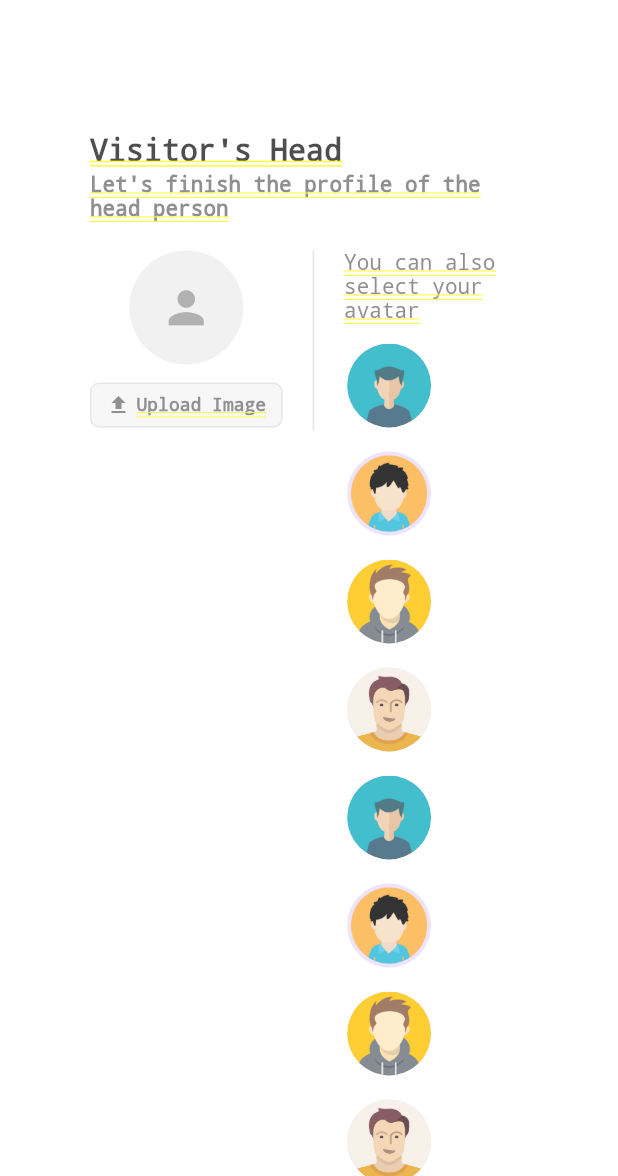
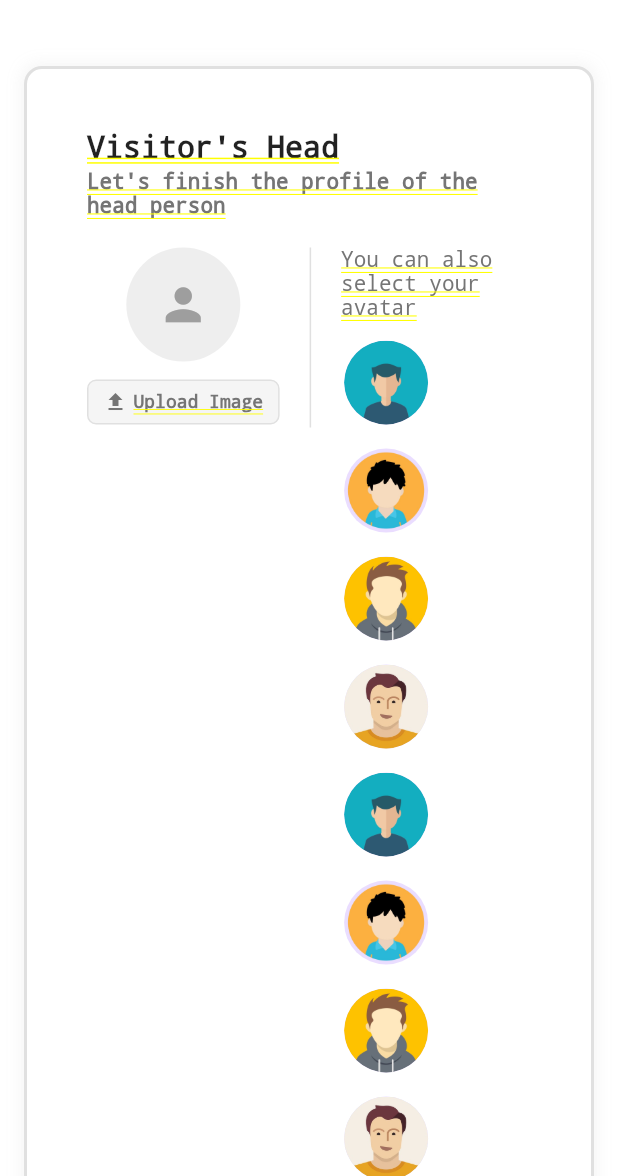
Before and after one commit to vipulpaliwal/personal_synctrackr, a Flutter app: the VisitorHeadAddPerson screen opened by its route, on a phone screen of 412 x 824 dp, the part 60-1236 px from its top. Run offline on Flutter 3.47's test engine with Material 3 defaults, Android fonts, the phone set to English and light mode, and no system bars; our stand-ins replace camera, dotted_border, dotted_line, file_picker, fl_chart, flutter_secure_storage and 8 more; missing offline and left inert: desktop_drop; accounts and stored records are empty; network calls fail.

Commit message:
admin screen and visitor head add screen completed

```diff
--- a/lib/admin/screens/visitor_head_add_person.dart
+++ b/lib/admin/screens/visitor_head_add_person.dart
@@ -1,20 +1,18 @@
-import 'dart:io';
 import 'package:flutter/foundation.dart';
 import 'package:flutter/material.dart';
 import 'package:get/get.dart';
+import 'package:synctrackr/admin/controllers/visitor_head_add_person_controller.dart';
 import 'package:synctrackr/admin/controllers/main_controller.dart';
-import 'package:synctrackr/admin/controllers/visitor_head_add_person_controller.dart';
+import 'dart:io';
+
 import 'package:synctrackr/admin/utils/colors.dart';
 import 'package:synctrackr/admin/widgets/common_header.dart';
 
+// Main Widget
 class VisitorHeadAddPerson extends StatelessWidget {
-  const VisitorHeadAddPerson({super.key});
+  final VisitorController controller = Get.put(VisitorController());
 
-  @override
-  Widget build(BuildContext context) {
-    final VisitorController controller = Get.put(VisitorController());
-    final MainController mainController = Get.find<MainController>();
-
+  // Avatar colors - representing different avatar options
   final List<String> avatarImagePaths = [
     "assets/images/adminImages/avatar1.png",
     "assets/images/adminImages/avatar2.png",
@@ -30,6 +28,12 @@ class VisitorHeadAddPerson extends StatelessWidget {
     "assets/images/adminImages/avatar4.png"
   ];
 
+  VisitorHeadAddPerson({super.key});
+
+  @override
+  Widget build(BuildContext context) {
+    final MainController mainController = Get.find<MainController>();
+
     return Obx(() {
       final isDarkMode = mainController.isDarkMode.value;
 
@@ -40,24 +44,34 @@ class VisitorHeadAddPerson extends StatelessWidget {
             children: [
               const CommonHeader(title: "Add Person"),
               const SizedBox(height: 10),
-              Opacity(
-                opacity: 0.8,
-                child: Container(
+              Container(
                 margin: const EdgeInsets.all(16),
                 padding: const EdgeInsets.all(40),
                 decoration: BoxDecoration(
-                    color: isDarkMode ? Colors.black.withOpacity(0.7) : Colors.white,
+                  color: isDarkMode ? adminAppColors.darkCard : Colors.white,
                   borderRadius: BorderRadius.circular(12),
                   border: Border.all(
-                      color: Colors.white,
-                      width: 4,
+                    color: isDarkMode
+                        ? adminAppColors.secondary
+                        : Colors.grey[300]!,
+                    width: 2,
                   ),
+                  boxShadow: [
+                    BoxShadow(
+                      color: isDarkMode
+                          ? Colors.black.withOpacity(0.3)
+                          : Colors.grey.withOpacity(0.1),
+                      spreadRadius: 2,
+                      blurRadius: 8,
+                    ),
+                  ],
                 ),
                 child: Form(
                   key: controller.formKey,
                   child: Column(
                     crossAxisAlignment: CrossAxisAlignment.start,
                     children: [
+                      // Header
                       Text(
                         "Visitor's Head",
                         style: TextStyle(
@@ -79,11 +93,15 @@ class VisitorHeadAddPerson extends StatelessWidget {
                         ),
                       ),
                       const SizedBox(height: 20),
+
+                      // Avatar Selection Row
                       Row(
                         crossAxisAlignment: CrossAxisAlignment.start,
                         children: [
+                          // Left side - Selected Avatar and Upload option
                           Column(
                             children: [
+                              // Selected Avatar Circle
                               Obx(() {
                                 final image = controller.customImage.value;
                                 if (image != null) {
@@ -91,6 +109,7 @@ class VisitorHeadAddPerson extends StatelessWidget {
                                       ? NetworkImage(image.path)
                                       : FileImage(File(image.path))
                                           as ImageProvider;
+
                                   return Container(
                                     width: 80,
                                     height: 80,
@@ -107,11 +126,14 @@ class VisitorHeadAddPerson extends StatelessWidget {
                                       backgroundImage: provider,
                                     ),
                                   );
-                                  } else if (controller.selectedAvatarIndex.value != -1) {
+                                } else if (controller
+                                        .selectedAvatarIndex.value !=
+                                    -1) {
                                   return CircleAvatar(
                                     radius: 40,
                                     backgroundImage: AssetImage(
-                                        avatarImagePaths[controller.selectedAvatarIndex.value],
+                                      avatarImagePaths[
+                                          controller.selectedAvatarIndex.value],
                                     ),
                                   );
                                 } else {
@@ -128,7 +150,10 @@ class VisitorHeadAddPerson extends StatelessWidget {
                                   );
                                 }
                               }),
+
                               const SizedBox(height: 12),
+
+                              // Upload Image Button
                               GestureDetector(
                                 onTap: () => controller.pickImage(),
                                 child: Container(
@@ -169,7 +194,10 @@ class VisitorHeadAddPerson extends StatelessWidget {
                               ),
                             ],
                           ),
+
                           const SizedBox(width: 20),
+
+                          // Vertical divider line
                           Container(
                             width: 1,
                             height: 120,
@@ -177,7 +205,10 @@ class VisitorHeadAddPerson extends StatelessWidget {
                                 ? adminAppColors.darkBorder
                                 : Colors.grey[300]!,
                           ),
+
                           const SizedBox(width: 20),
+
+                          // Right side - Avatar options and text
                           Expanded(
                             child: Column(
                               crossAxisAlignment: CrossAxisAlignment.start,
@@ -198,34 +229,48 @@ class VisitorHeadAddPerson extends StatelessWidget {
                                     const double avatarSize = 60;
                                     const double spacing = 12;
                                     final int itemsPerRow =
-                                          (constraints.maxWidth / (avatarSize + spacing)).floor();
-                                      final double maxWrapWidth = itemsPerRow * (avatarSize + spacing);
+                                        (constraints.maxWidth /
+                                                (avatarSize + spacing))
+                                            .floor();
+                                    final double maxWrapWidth =
+                                        itemsPerRow * (avatarSize + spacing);
+
                                     return SizedBox(
                                       width: maxWrapWidth,
                                       child: Wrap(
                                         spacing: spacing,
                                         runSpacing: spacing,
-                                          children: List.generate(avatarImagePaths.length, (index) {
+                                        children: List.generate(
+                                            avatarImagePaths.length, (index) {
                                           return Obx(() => GestureDetector(
-                                                  onTap: () => controller.selectAvatar(index),
+                                                onTap: () => controller
+                                                    .selectAvatar(index),
                                                 child: Container(
                                                     width: avatarSize,
                                                     height: avatarSize,
                                                     decoration: BoxDecoration(
                                                       shape: BoxShape.circle,
                                                       border: Border.all(
-                                                          color: controller.selectedAvatarIndex.value == index
+                                                        color: controller
+                                                                    .selectedAvatarIndex
+                                                                    .value ==
+                                                                index
                                                             ? (isDarkMode
-                                                                  ? adminAppColors.darkSecondary
-                                                                  : adminAppColors.primary)
-                                                              : Colors.transparent,
+                                                                ? adminAppColors
+                                                                    .darkSecondary
+                                                                : adminAppColors
+                                                                    .primary)
+                                                            : Colors
+                                                                .transparent,
                                                         width: 2,
                                                       ),
                                                     ),
                                                     child: CircleAvatar(
                                                       radius: 30,
                                                       backgroundImage:
-                                                            AssetImage(avatarImagePaths[index]),
+                                                          AssetImage(
+                                                              avatarImagePaths[
+                                                                  index]),
                                                     )),
                                               ));
                                         }),
@@ -238,7 +283,10 @@ class VisitorHeadAddPerson extends StatelessWidget {
                           ),
                         ],
                       ),
+
                       const SizedBox(height: 25),
+
+                      // Form Fields
                       _buildTextFormField(
                         controller: controller.nameController,
                         label: "Full Name",
@@ -295,18 +343,6 @@ class VisitorHeadAddPerson extends StatelessWidget {
                       ),
                       const SizedBox(height: 16),
                       _buildTextFormField(
-                          controller: controller.staffRoleController,
-                          label: "Staff Role",
-                          isDarkMode: isDarkMode,
-                          validator: (value) {
-                            if (value == null || value.isEmpty) {
-                              return 'Please enter a staff role';
-                            }
-                            return null;
-                          },
-                        ),
-                        const SizedBox(height: 16),
-                        _buildTextFormField(
                         controller: controller.deptController,
                         label: "Department",
                         isDarkMode: isDarkMode,
@@ -340,53 +376,67 @@ class VisitorHeadAddPerson extends StatelessWidget {
                               : Colors.black87,
                         ),
                       ),
-                        const SizedBox(height: 8),
+                      // Obx(() => Row(
+                      //       children: [
+                      //         Radio<String>(
+                      //           title: const Text('Staff'),
+                      //           value: 'staff',
+                      //           groupValue: controller.role.value,
+                      //           onChanged: (value) {
+                      //             if (value != null) {
+                      //               controller.role.value = value;
+                      //             }
+                      //           },
+                      //         ),
+                      //         RadioListTile<String>(
+                      //           title: const Text('Admin'),
+                      //           value: 'admin',
+                      //           groupValue: controller.role.value,
+                      //           onChanged: (value) {
+                      //             if (value != null) {
+                      //               controller.role.value = value;
+                      //             }
+                      //           },
+                      //         ),
+                      //       ],
+                      //     )),
+
                       Obx(() => Row(
                             children: [
                               Radio<String>(
-                                  value: 'Staff Person',
-                                  groupValue: controller.accessType.value,
-                                  onChanged: (value) =>
-                                      controller.accessType.value = value!,
-                                  activeColor: isDarkMode
-                                      ? adminAppColors.darkSecondary
-                                      : adminAppColors.primary,
+                                value: 'staff',
+                                groupValue: controller.role.value,
+                                onChanged: (value) {
+                                  if (value != null) {
+                                    controller.role.value = value;
+                                  }
+                                },
                               ),
-                                Text(
-                                  'Staff Person',
-                                  style: TextStyle(
-                                    color: isDarkMode
-                                        ? adminAppColors.darkTextSecondary
-                                        : Colors.grey[600],
+                              const Text('Staff Person'),
+
+                              const SizedBox(
+                                  width: 20), // thoda gap dono ke beech
+
+                              Radio<String>(
+                                value: 'admin',
+                                groupValue: controller.role.value,
+                                onChanged: (value) {
+                                  if (value != null) {
+                                    controller.role.value = value;
+                                  }
+                                },
                               ),
-                                ),
-                                const SizedBox(width: 20),
-                                Radio<String>(
-                                  value: 'Admin',
-                                  groupValue: controller.accessType.value,
-                                  onChanged: (value) =>
-                                      controller.accessType.value = value!,
-                                  activeColor: isDarkMode
-                                      ? adminAppColors.darkSecondary
-                                      : adminAppColors.primary,
-                                ),
-                                Text(
-                                  'Admin',
-                                  style: TextStyle(
-                                    color: isDarkMode
-                                        ? adminAppColors.darkTextSecondary
-                                        : Colors.grey[600],
-                                  ),
-                                ),
+                              const Text('Admin'),
                             ],
                           )),
+
                       const SizedBox(height: 30),
+
+                      // Submit Button
                       SizedBox(
                         width: double.infinity,
-                          child: Obx(() => ElevatedButton(
-                                onPressed: controller.isLoading.value
-                                    ? null
-                                    : () => controller.submitForm(),
+                        child: ElevatedButton(
+                          onPressed: () => controller.submitForm(),
                           style: ElevatedButton.styleFrom(
                             backgroundColor: isDarkMode
                                 ? adminAppColors.darkMainButton
@@ -396,12 +446,7 @@ class VisitorHeadAddPerson extends StatelessWidget {
                               borderRadius: BorderRadius.circular(8),
                             ),
                           ),
-                                child: controller.isLoading.value
-                                    ? CircularProgressIndicator(
-                                        valueColor: AlwaysStoppedAnimation<Color>(
-                                            isDarkMode ? Colors.black : Colors.white),
-                                      )
-                                    : Row(
+                          child: Row(
                             mainAxisAlignment: MainAxisAlignment.center,
                             children: [
                               Text(
@@ -409,19 +454,20 @@ class VisitorHeadAddPerson extends StatelessWidget {
                                 style: TextStyle(
                                   fontSize: 16,
                                   fontWeight: FontWeight.w600,
-                                              color: isDarkMode ? Colors.black : Colors.white,
+                                  color:
+                                      isDarkMode ? Colors.black : Colors.white,
                                 ),
                               ),
                               const SizedBox(width: 8),
                               Icon(Icons.arrow_forward,
-                                              color: isDarkMode ? Colors.black : Colors.white,
+                                  color:
+                                      isDarkMode ? Colors.black : Colors.white,
                                   size: 20),
                             ],
                           ),
-                              )),
+                        ),
                       ),
                     ],
-                    ),
                   ),
                 ),
               ),
@@ -471,11 +517,11 @@ class VisitorHeadAddPerson extends StatelessWidget {
         ),
         filled: true,
         fillColor: isDarkMode ? Colors.transparent : Colors.grey[50],
-        contentPadding: const EdgeInsets.symmetric(horizontal: 16, vertical: 12),
+        contentPadding:
+            const EdgeInsets.symmetric(horizontal: 16, vertical: 12),
         labelStyle: TextStyle(
-          color: isDarkMode
-              ? adminAppColors.darkTextSecondary
-              : Colors.grey[600],
+          color:
+              isDarkMode ? adminAppColors.darkTextSecondary : Colors.grey[600],
         ),
         errorStyle: const TextStyle(color: Colors.redAccent),
       ),
--- a/lib/core/widgets/custom_btn.dart
+++ b/lib/core/widgets/custom_btn.dart
@@ -2,7 +2,7 @@ import 'package:flutter/material.dart';
 
 class CustomButton extends StatelessWidget {
   final String text;
-  final VoidCallback onPressed;
+  final VoidCallback? onPressed;
   final Color backgroundColor;
   final Color foregroundColor;
   final double fontSize;
--- a/pubspec.yaml
+++ b/pubspec.yaml
@@ -54,6 +54,7 @@ dependencies:
   fl_chart: ^1.0.0
   syncfusion_flutter_charts: ^30.2.6+1
   http: ^1.2.0
+  flutter_secure_storage: ^9.2.4
 
 
 
```
Also changed, not shown: lib/admin/controllers/admin_login_controller.dart (added, +116 -0 lines), lib/admin/controllers/visitor_head_add_person_controller.dart (+13 -4 lines), lib/admin/screens/admin_login_screen.dart (+100 -22 lines), lib/admin/services/api_services.dart (+60 -0 lines), pubspec.lock, 7 other files. Lines whose indentation alone changed are shown as unchanged.
